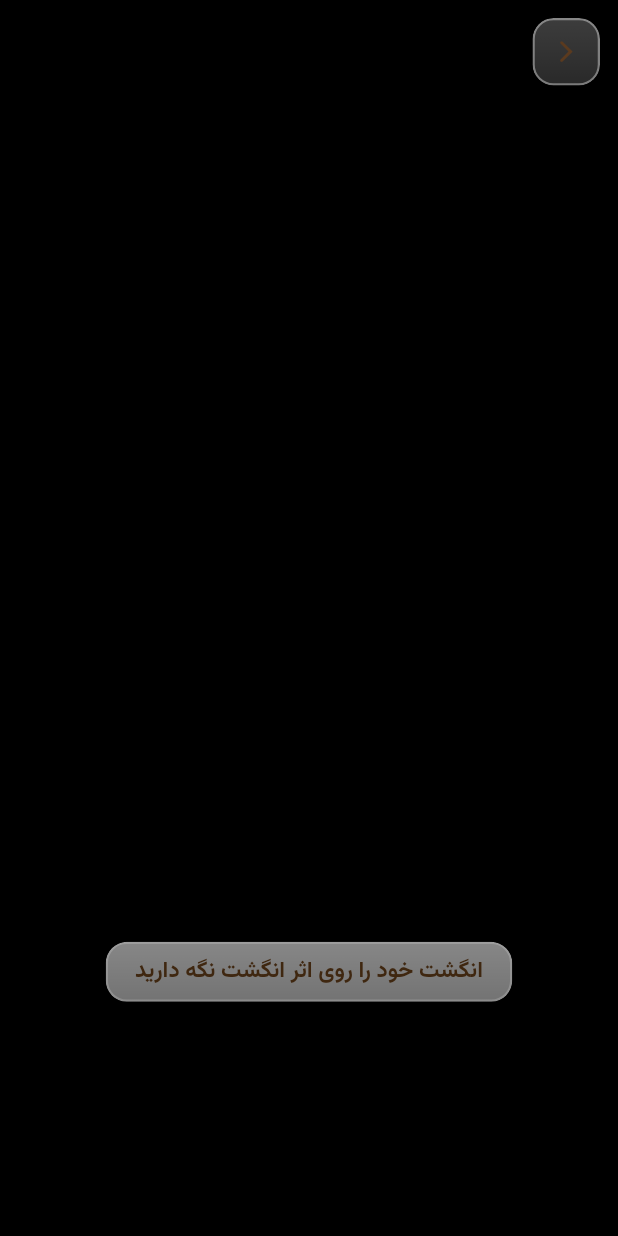
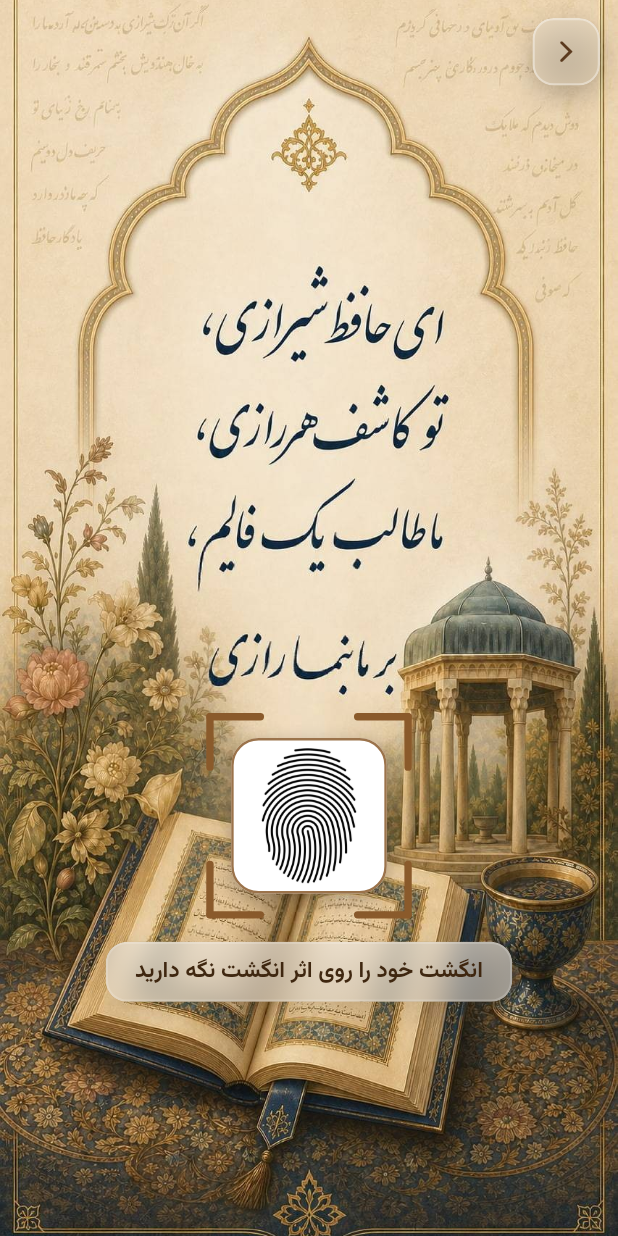
Before and after one commit to kamandbeauty/kamand, a Flutter app: the NiyyatScreen screen opened directly, on a phone screen of 412 x 824 dp. Run offline on Flutter 3.47's test engine with Material 3 defaults, Android fonts, the phone set to English and light mode, and no system bars; our stand-ins replace audioplayers, cross_file, flutter_spinkit, get, share_plus, shared_preferences; accounts and stored records are empty.

Commit message:
اصلاح صفحهٔ نیّت/فال: اثر انگشت داخل کارت سفید پنجه‌نگاری — 1.6.4+27
- رفع «صفحهٔ سیاه»: خطوط مشکی اثر انگشت روی اثرِ تیرهٔ زمینه دیده
  نمی‌شدند؛ اکنون تصویر داخل کارتِ سفید با قابِ کهربایی و سایهٔ نرم است
- حذف فیلترهای ماتریسی ColorFiltered (پرهزینه/پرخط)؛ طلایی‌شدن با
  BlendMode.modulate که زمینهٔ کارت را طلایی و خطوط را مشکی نگه می‌دارد
- تغییر پسوند فایل PNG به .png
- نسخه: 1.6.4+27

Co-authored-by: arena-agent <297053741+arena-agent@users.noreply.github.com>

```diff
--- a/divan_fal_hafez/lib/config.dart
+++ b/divan_fal_hafez/lib/config.dart
@@ -7,5 +7,5 @@
 
   /// نسخه‌ای که داخل برنامه به کاربر نمایش داده می‌شود
   /// (تست version_consistency یک‌خوان بودنش با pubspec.yaml را اجباری می‌کند)
-  static const String version = '1.6.3';
+  static const String version = '1.6.4';
 }
--- a/divan_fal_hafez/lib/niyyat_screen.dart
+++ b/divan_fal_hafez/lib/niyyat_screen.dart
@@ -155,46 +155,55 @@
                                             progress: _hold.value),
                                       ),
                                     ),
-                                    // اثر انگشتِ واقعی (صورتِ مرجعِ صاحب‌اثر:
-                                    // همان thumb.jpg) که هنگام نگه‌داشتن
-                                    // انگشت به‌تدریج طلایی می‌شود
+                                    // اثر انگشتِ واقعی (همان thumb.jpg مرجعِ
+                                    // صاحب‌اثر) داخل کارتِ سفیدِ پنجه‌نگاری —
+                                    // روی اثرِ تیرهٔ زمینه کاملاً دیده می‌شود؛
+                                    // هنگام نگه‌داشتن، کارتنمای طلایی می‌گیرد
                                     Transform.scale(
                                       scale: 1.0 + _hold.value * 0.08,
-                                      child: SizedBox(
-                                        width: scanner * 0.66,
-                                        height: scanner * 0.66,
+                                      child: Container(
+                                        width: scanner * 0.74,
+                                        height: scanner * 0.74,
+                                        clipBehavior: Clip.antiAlias,
+                                        decoration: BoxDecoration(
+                                          color: Colors.white,
+                                          borderRadius: BorderRadius.circular(
+                                              scanner * 0.13),
+                                          border: Border.all(
+                                            color: const Color(0xFF8A5A2B)
+                                                .withOpacity(0.85),
+                                            width: 1.6,
+                                          ),
+                                          boxShadow: const [
+                                            BoxShadow(
+                                              color: Colors.black26,
+                                              blurRadius: 10,
+                                              offset: Offset(0, 4),
+                                            ),
+                                          ],
+                                        ),
                                         child: Stack(
                                           fit: StackFit.expand,
                                           children: [
-                                            ColorFiltered(
+                                            Image.asset(
+                                              'assets/fingerprint.png',
                                               key: const Key(
                                                   'fingerprint_print'),
-                                              colorFilter:
-                                                  const ColorFilter.matrix(
-                                                      <double>[
-                                                    1, 0, 0, 0, 0, //
-                                                    0, 1, 0, 0, 0, //
-                                                    0, 0, 1, 0, 0, //
-                                                    -1, -1, -1, 0, 765, //
-                                                  ]),
-                                              child: Image.asset(
-                                                'assets/fingerprint.jpg',
-                                                fit: BoxFit.contain,
-                                              ),
+                                              fit: BoxFit.contain,
                                             ),
+                                            // لایهٔ طلاییِ پیشرفت: خطوط مشکی
+                                            // می‌مانند و زمینهٔ کارت به رنگ
+                                            // طلاییِ فرورفته درمی‌آید
                                             Opacity(
                                               opacity: _hold.value,
                                               child: ColorFiltered(
                                                 colorFilter:
-                                                    const ColorFilter.matrix(
-                                                        <double>[
-                                                      0, 0, 0, 0, 227, //
-                                                      0, 0, 0, 0, 172, //
-                                                      0, 0, 0, 0, 69, //
-                                                      -1, -1, -1, 0, 765, //
-                                                    ]),
+                                                    const ColorFilter.mode(
+                                                  Color(0xFFD9A94A),
+                                                  BlendMode.modulate,
+                                                ),
                                                 child: Image.asset(
-                                                  'assets/fingerprint.jpg',
+                                                  'assets/fingerprint.png',
                                                   fit: BoxFit.contain,
                                                 ),
                                               ),
--- a/divan_fal_hafez/pubspec.yaml
+++ b/divan_fal_hafez/pubspec.yaml
@@ -2,7 +2,7 @@
 description: "دیوان و فال حافظ - غزلیات، رباعیات، قطعات، قصاید و منتسبات به همراه فال"
 publish_to: 'none'
 
-version: 1.6.3+26
+version: 1.6.4+27
 
 environment:
   sdk: '>=3.1.4 <4.0.0'
```
Also changed, not shown: divan_fal_hafez/assets/fingerprint.png (renamed from divan_fal_hafez/assets/fingerprint.jpg).
